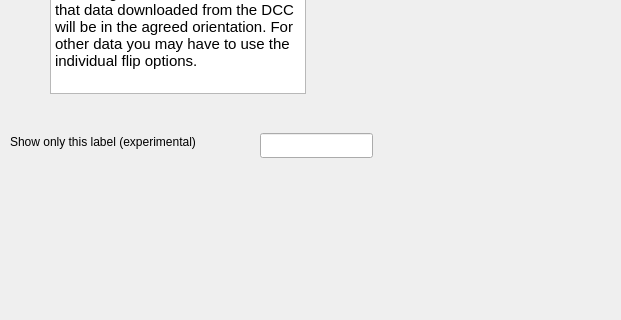
This is vpv/ui/views/ui_options_tab.ui in VCCRI/vpv as Qt 5 draws it before an edit; both pictures show x 0 to 621 and y 327 to 647 of the 761 by 737 pixel window. The edited form follows.
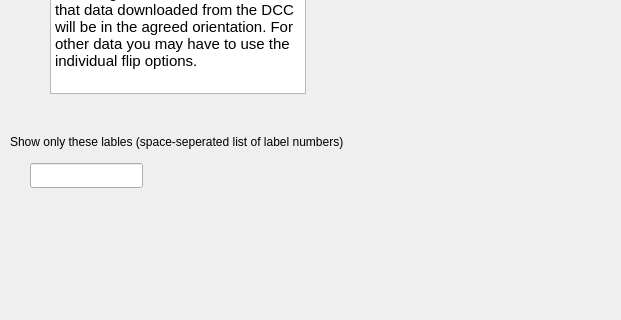
This is the edited form.

The edit to the form file:
```diff
--- a/vpv/ui/views/ui_options_tab.ui
+++ b/vpv/ui/views/ui_options_tab.ui
@@ -227,8 +227,8 @@
   <widget class="QLineEdit" name="lineEditShowLabel">
    <property name="geometry">
     <rect>
-     <x>260</x>
-     <y>460</y>
+     <x>30</x>
+     <y>490</y>
      <width>113</width>
      <height>25</height>
     </rect>
@@ -239,12 +239,12 @@
     <rect>
      <x>10</x>
      <y>460</y>
-     <width>241</width>
+     <width>461</width>
      <height>17</height>
     </rect>
    </property>
    <property name="text">
-    <string>Show only this label (experimental)</string>
+    <string>Show only these lables (space-seperated list of label numbers)</string>
    </property>
   </widget>
  </widget>
```
